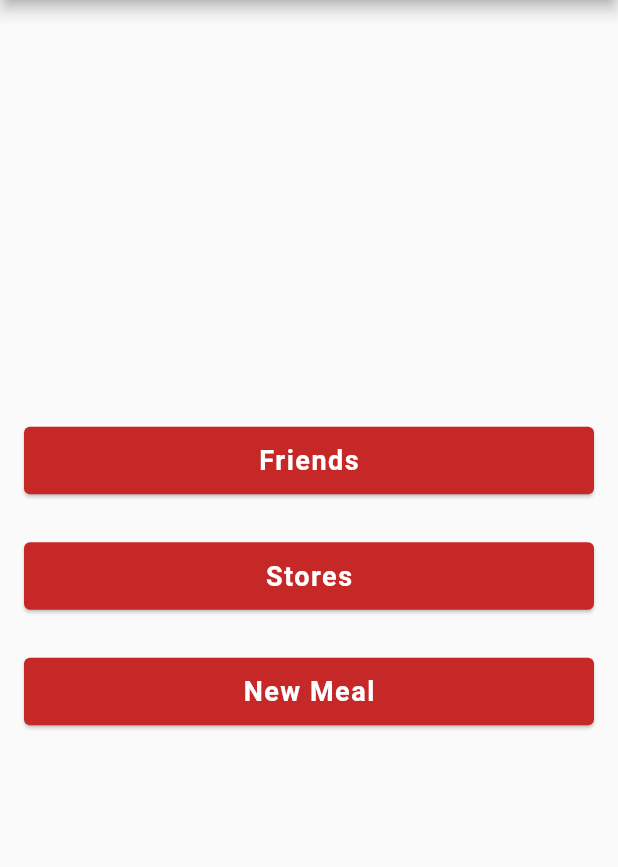
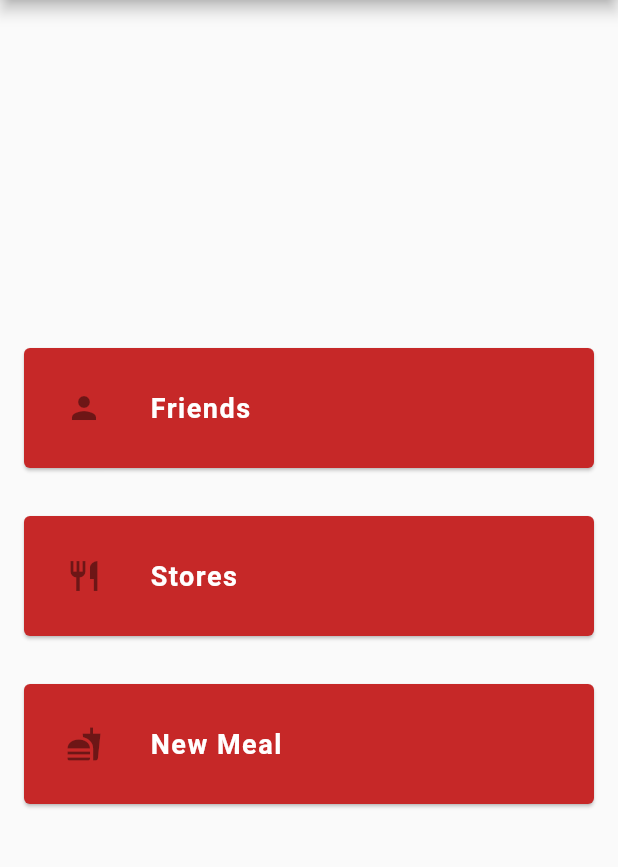
Before and after one commit to cheongsiuhong/mala_assistant, a Flutter app: the screen it shows after launch, on a phone screen of 412 x 824 dp, the part 84-951 px from its top. Run offline on Flutter 3.47's test engine with Material 2 defaults, Android fonts, the phone set to English and light mode, and no system bars; our stand-ins replace flutter_spinkit.

Commit message:
add icons

```diff
--- a/lib/pages/home.dart
+++ b/lib/pages/home.dart
@@ -1,8 +1,6 @@
 import 'package:flutter/material.dart';
 
 class Home extends StatelessWidget {
-
-  final List<String> buttonNames = ["Friends", "Stores", "New Meal"];
 
   @override
   Widget build(BuildContext context) {
@@ -21,32 +19,34 @@ class Home extends StatelessWidget {
             onTap: () {
               Navigator.pushNamed(context, '/friends');
             },
-            child: nameToCard("Friends"),
+            child: nameToCard("Friends", Icon(Icons.person)),
           ),
           InkWell(
             onTap: () {
               Navigator.pushNamed(context, '/stores');
             },
-            child: nameToCard("Stores"),
+            child: nameToCard("Stores", Icon(Icons.restaurant)),
           ),
           InkWell(
             onTap: () {
               Navigator.pushNamed(context, '/meal');
             },
-            child: nameToCard("New Meal"),
+            child: nameToCard("New Meal", Icon(Icons.fastfood)),
           ),
         ],
       )
     );
   }
 
-  Card nameToCard(String name) {
+  Card nameToCard(String name, Icon icon) {
     return new Card(
         margin: const EdgeInsets.fromLTRB(16.0, 16.0, 16.0, 16.0),
         child: Padding(
           padding: const EdgeInsets.all(12.0),
           child: Center(
-              child: Text(
+              child: ListTile(
+                leading: icon,
+                title:Text(
                   name,
                   style: TextStyle(
                     color: Colors.white,
@@ -54,6 +54,7 @@ class Home extends StatelessWidget {
                     letterSpacing: 1.0,
                     fontWeight: FontWeight.bold,
                   )
+                ),
               )
           ),
         ),
```
